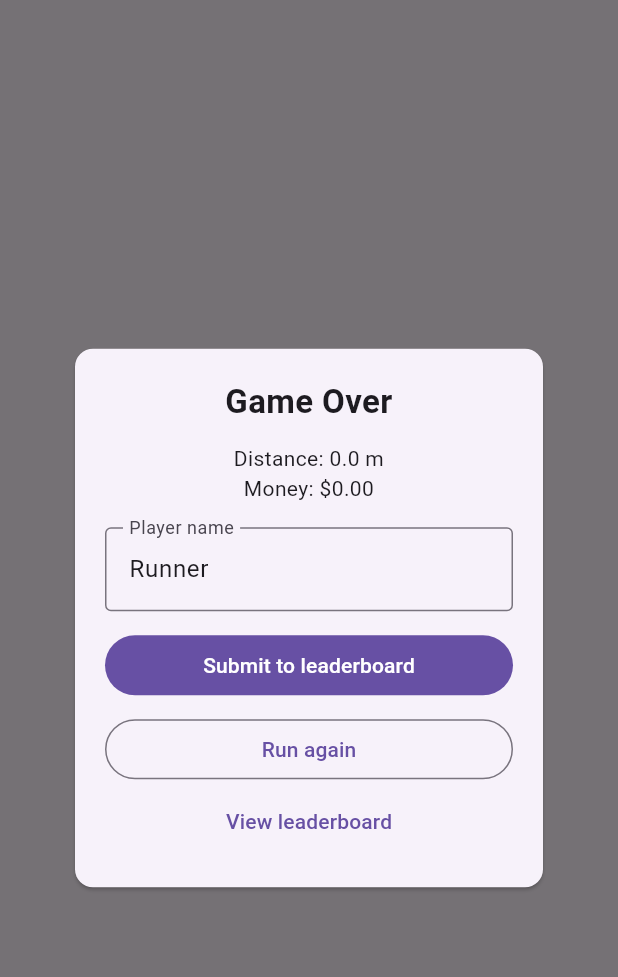
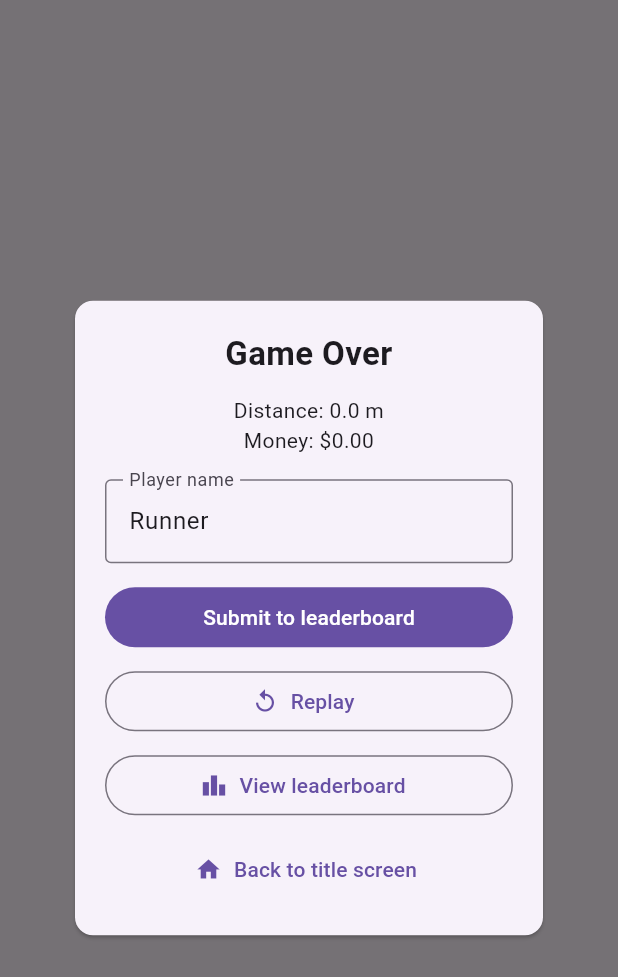
Before and after one commit to kn-dev-code/CSC-4330-DynoRunner, a Flutter app: the GameOverOverlay widget shown alone on an empty page, opened directly with empty values, on a phone screen of 412 x 824 dp. Shown: the top 977 px of the screen. Run offline on Flutter 3.47's test engine with Material 3 defaults, Android fonts, the phone set to English and light mode, and no system bars; missing offline and left inert: flame; network calls fail.

Commit message:
changed title/end screens

```diff
--- a/lib/game/dyno_game.dart
+++ b/lib/game/dyno_game.dart
@@ -14,6 +14,9 @@ enum GameState { intro, playing, gameOver }
 
 class DynoGame extends FlameGame
     with HasCollisionDetection, TapCallbacks, KeyboardEvents {
+  DynoGame({this.startImmediately = false});
+
+  final bool startImmediately;
   GameState state = GameState.intro;
 
   late final Background background;
@@ -45,6 +48,9 @@ class DynoGame extends FlameGame
     }
 
     await _buildWorld();
+    if (startImmediately) {
+      startRun();
+    }
   }
 
   Future<void> _buildWorld() async {
--- a/lib/overlays/game_over_overlay.dart
+++ b/lib/overlays/game_over_overlay.dart
@@ -115,15 +115,29 @@ class _GameOverOverlayState extends State<GameOverOverlay> {
                       : const Text('Submit to leaderboard'),
                 ),
                 const SizedBox(height: 8),
-                OutlinedButton(
+                OutlinedButton.icon(
                   onPressed: widget.game.startRun,
-                  child: const Text('Run again'),
+                  icon: const Icon(Icons.replay),
+                  label: const Text('Replay'),
                 ),
-                TextButton(
+                const SizedBox(height: 8),
+                OutlinedButton.icon(
                   onPressed: () {
                     Navigator.of(context).pushNamed('/leaderboard');
                   },
-                  child: const Text('View leaderboard'),
+                  icon: const Icon(Icons.leaderboard),
+                  label: const Text('View leaderboard'),
+                ),
+                const SizedBox(height: 8),
+                TextButton.icon(
+                  onPressed: () {
+                    Navigator.of(context).pushNamedAndRemoveUntil(
+                      '/',
+                      (route) => false,
+                    );
+                  },
+                  icon: const Icon(Icons.home),
+                  label: const Text('Back to title screen'),
                 ),
                 if (_status != null) ...[
                   const SizedBox(height: 8),
```
Also changed, not shown: lib/main.dart (+70 -9 lines), 1 other file.
